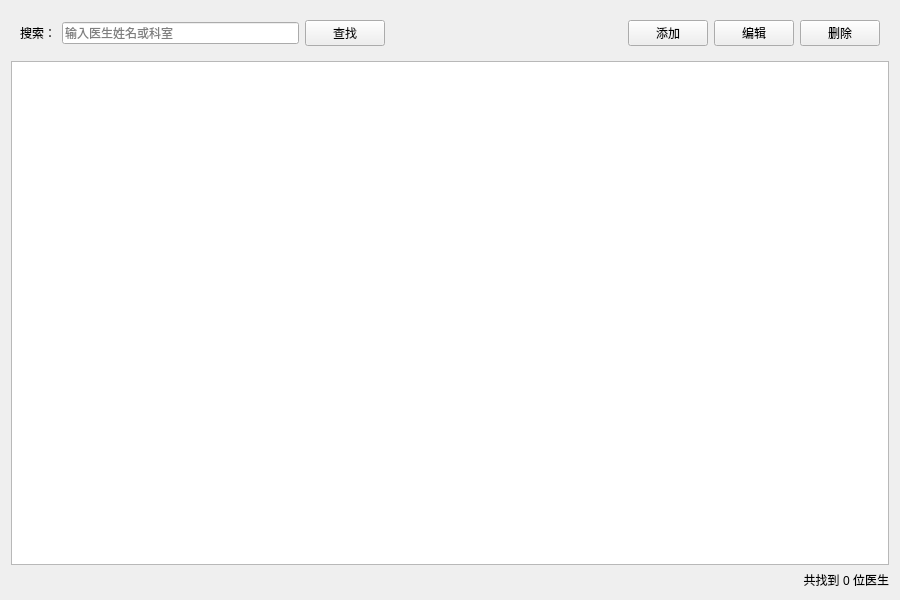
Qt form doctorview.ui (jiaminxu-design/qt-medical_system) before a commit.
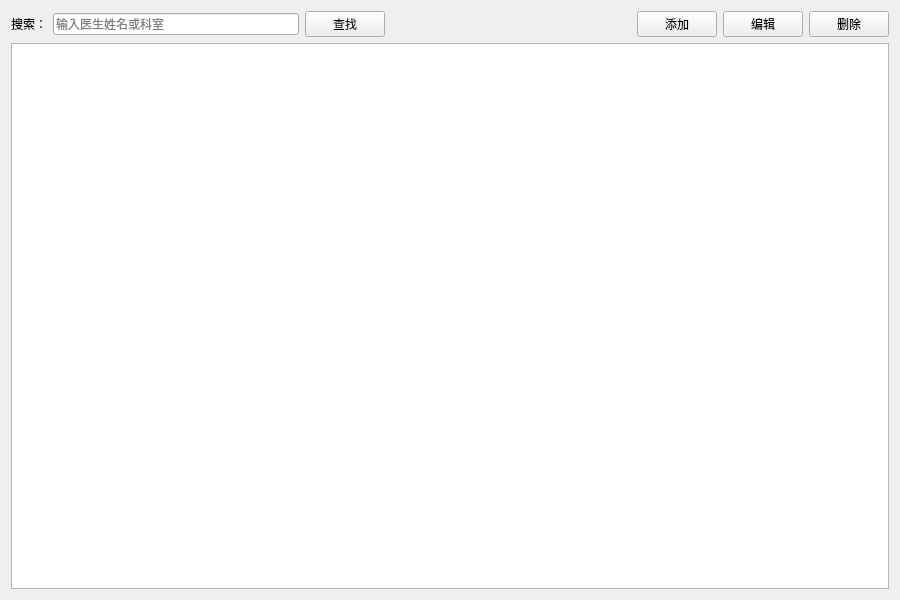
The same form after that commit.

Commit message: 将科室管理与医生管理合并在一起，并将department相关文件删了

```diff
--- a/doctorview.ui
+++ b/doctorview.ui
@@ -17,7 +17,6 @@
 
    <!-- 第一项：搜索区域 -->
    <item>
-    <widget class="QWidget" name="searchWidget">
      <layout class="QHBoxLayout" name="horizontalLayout">
       <item>
        <widget class="QLabel" name="labelSearch">
@@ -75,10 +74,7 @@
        </widget>
       </item>
      </layout>
-    </widget>
    </item>
-
-   <!-- 第二项：表格 -->
    <item>
     <widget class="QTableView" name="tableView">
      <property name="alternatingRowColors">
@@ -95,19 +91,6 @@
      </property>
     </widget>
    </item>
-
-   <!-- 第三项：底部信息 -->
-   <item>
-    <widget class="QLabel" name="labelInfo">
-     <property name="text">
-      <string>共找到 0 位医生</string>
-     </property>
-     <property name="alignment">
-      <set>Qt::AlignRight|Qt::AlignTrailing|Qt::AlignVCenter</set>
-     </property>
-    </widget>
-   </item>
-
   </layout>
  </widget>
  <resources/>
```
Left out of the diff: 10 changed lines with no effect on the pictures. Lines whose indentation alone changed are shown as unchanged. The commit also changes 10 other files.
